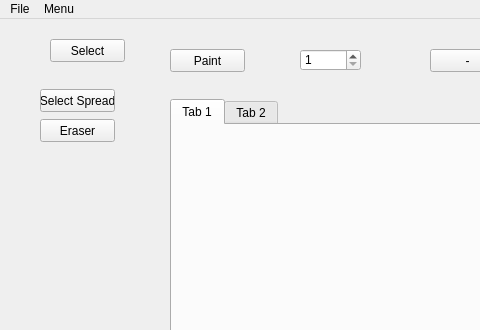
This is paintProgram/mainwindow.ui in ElliotHarding/paintProgram as Qt 5 draws it before an edit; both pictures show x 0 to 480 and y 0 to 330 of the 800 by 600 pixel window. The edited form follows.
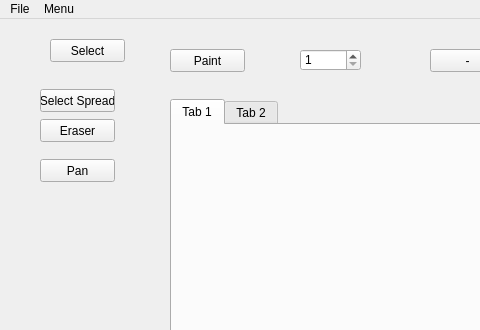
This is the edited form.

Diff of the .ui file:
```diff
--- a/paintProgram/mainwindow.ui
+++ b/paintProgram/mainwindow.ui
@@ -128,6 +128,19 @@
      <string>Eraser</string>
     </property>
    </widget>
+   <widget class="QPushButton" name="btn_panTool">
+    <property name="geometry">
+     <rect>
+      <x>40</x>
+      <y>140</y>
+      <width>75</width>
+      <height>23</height>
+     </rect>
+    </property>
+    <property name="text">
+     <string>Pan</string>
+    </property>
+   </widget>
   </widget>
   <widget class="QMenuBar" name="menubar">
    <property name="geometry">
```
